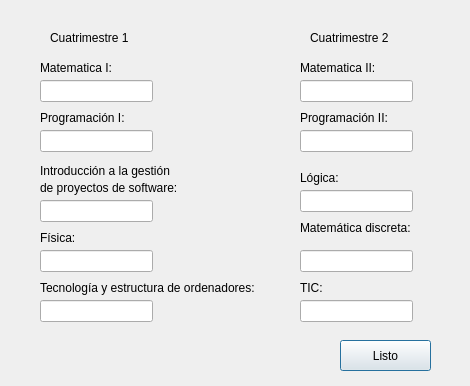
The window that Gestor-de-calificaciones/introducirnotas.ui (Alenjandro-Larin/Gestor-de-calificaciones) describes before a commit, drawn with Qt 5.
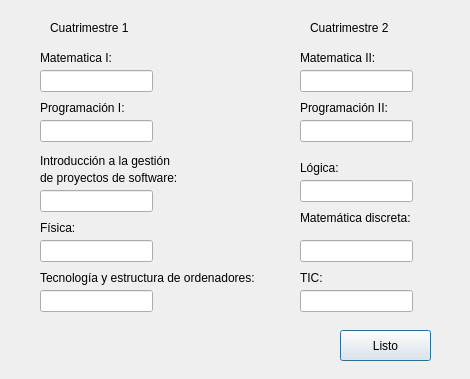
The same window after the commit.

Diff of the .ui file:
```diff
--- a/Gestor-de-calificaciones/introducirnotas.ui
+++ b/Gestor-de-calificaciones/introducirnotas.ui
@@ -7,7 +7,7 @@
     <x>0</x>
     <y>0</y>
     <width>470</width>
-    <height>386</height>
+    <height>379</height>
    </rect>
   </property>
   <property name="minimumSize">
@@ -23,7 +23,7 @@
    <property name="geometry">
     <rect>
      <x>40</x>
-     <y>80</y>
+     <y>70</y>
      <width>113</width>
      <height>22</height>
     </rect>
@@ -33,7 +33,7 @@
    <property name="geometry">
     <rect>
      <x>300</x>
-     <y>190</y>
+     <y>180</y>
      <width>113</width>
      <height>22</height>
     </rect>
@@ -43,7 +43,7 @@
    <property name="geometry">
     <rect>
      <x>300</x>
-     <y>130</y>
+     <y>120</y>
      <width>113</width>
      <height>22</height>
     </rect>
@@ -53,7 +53,7 @@
    <property name="geometry">
     <rect>
      <x>300</x>
-     <y>250</y>
+     <y>240</y>
      <width>113</width>
      <height>22</height>
     </rect>
@@ -63,7 +63,7 @@
    <property name="geometry">
     <rect>
      <x>40</x>
-     <y>300</y>
+     <y>290</y>
      <width>113</width>
      <height>22</height>
     </rect>
@@ -73,7 +73,7 @@
    <property name="geometry">
     <rect>
      <x>40</x>
-     <y>130</y>
+     <y>120</y>
      <width>113</width>
      <height>22</height>
     </rect>
@@ -83,7 +83,7 @@
    <property name="geometry">
     <rect>
      <x>40</x>
-     <y>200</y>
+     <y>190</y>
      <width>113</width>
      <height>22</height>
     </rect>
@@ -93,7 +93,7 @@
    <property name="geometry">
     <rect>
      <x>300</x>
-     <y>80</y>
+     <y>70</y>
      <width>113</width>
      <height>22</height>
     </rect>
@@ -106,7 +106,7 @@
    <property name="geometry">
     <rect>
      <x>40</x>
-     <y>250</y>
+     <y>240</y>
      <width>113</width>
      <height>22</height>
     </rect>
@@ -116,7 +116,7 @@
    <property name="geometry">
     <rect>
      <x>50</x>
-     <y>30</y>
+     <y>20</y>
      <width>91</width>
      <height>16</height>
     </rect>
@@ -129,7 +129,7 @@
    <property name="geometry">
     <rect>
      <x>340</x>
-     <y>340</y>
+     <y>330</y>
      <width>91</width>
      <height>31</height>
     </rect>
@@ -142,7 +142,7 @@
    <property name="geometry">
     <rect>
      <x>300</x>
-     <y>300</y>
+     <y>290</y>
      <width>113</width>
      <height>22</height>
     </rect>
@@ -152,7 +152,7 @@
    <property name="geometry">
     <rect>
      <x>300</x>
-     <y>60</y>
+     <y>50</y>
      <width>81</width>
      <height>16</height>
     </rect>
@@ -165,7 +165,7 @@
    <property name="geometry">
     <rect>
      <x>300</x>
-     <y>220</y>
+     <y>210</y>
      <width>131</width>
      <height>16</height>
     </rect>
@@ -178,7 +178,7 @@
    <property name="geometry">
     <rect>
      <x>40</x>
-     <y>60</y>
+     <y>50</y>
      <width>81</width>
      <height>16</height>
     </rect>
@@ -191,7 +191,7 @@
    <property name="geometry">
     <rect>
      <x>300</x>
-     <y>170</y>
+     <y>160</y>
      <width>49</width>
      <height>16</height>
     </rect>
@@ -204,7 +204,7 @@
    <property name="geometry">
     <rect>
      <x>40</x>
-     <y>230</y>
+     <y>220</y>
      <width>49</width>
      <height>16</height>
     </rect>
@@ -217,7 +217,7 @@
    <property name="geometry">
     <rect>
      <x>40</x>
-     <y>110</y>
+     <y>100</y>
      <width>101</width>
      <height>16</height>
     </rect>
@@ -230,7 +230,7 @@
    <property name="geometry">
     <rect>
      <x>300</x>
-     <y>280</y>
+     <y>270</y>
      <width>49</width>
      <height>16</height>
     </rect>
@@ -243,7 +243,7 @@
    <property name="geometry">
     <rect>
      <x>300</x>
-     <y>110</y>
+     <y>100</y>
      <width>101</width>
      <height>16</height>
     </rect>
@@ -256,7 +256,7 @@
    <property name="geometry">
     <rect>
      <x>310</x>
-     <y>30</y>
+     <y>20</y>
      <width>91</width>
      <height>16</height>
     </rect>
@@ -269,7 +269,7 @@
    <property name="geometry">
     <rect>
      <x>40</x>
-     <y>280</y>
+     <y>270</y>
      <width>221</width>
      <height>16</height>
     </rect>
@@ -282,7 +282,7 @@
    <property name="geometry">
     <rect>
      <x>40</x>
-     <y>180</y>
+     <y>170</y>
      <width>151</width>
      <height>16</height>
     </rect>
@@ -295,7 +295,7 @@
    <property name="geometry">
     <rect>
      <x>40</x>
-     <y>150</y>
+     <y>140</y>
      <width>141</width>
      <height>41</height>
     </rect>
```
Left out of the diff: 2 changed lines with no effect on the pictures.
